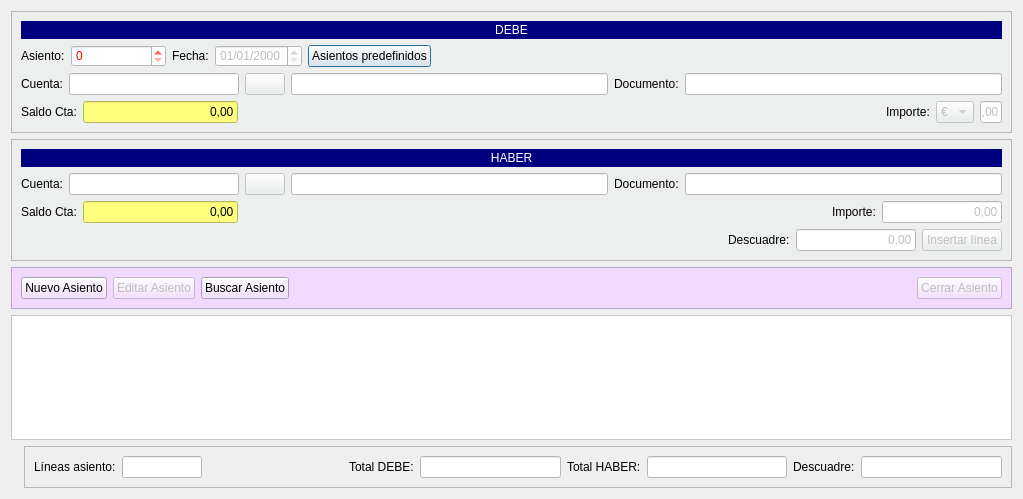
Before: the Qt Designer form Zona_Contabilidad/frmentrada_apuntes.ui in arcnexus/RedFoX, drawn with Qt 5.
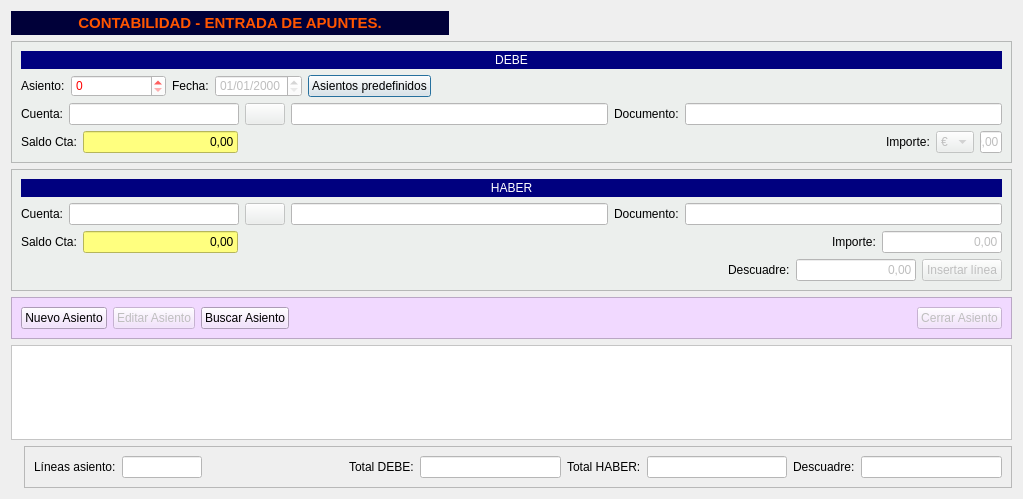
After: the same form once the commit is applied. Icons and pictures are not drawn.

What changed in the file:
```diff
--- a/Zona_Contabilidad/frmentrada_apuntes.ui
+++ b/Zona_Contabilidad/frmentrada_apuntes.ui
@@ -13,8 +13,33 @@
   <property name="windowTitle">
    <string>Dialog</string>
   </property>
-  <layout class="QGridLayout" name="gridLayout_3">
+  <layout class="QGridLayout" name="gridLayout_2">
    <item row="0" column="0" colspan="2">
+    <widget class="QLabel" name="label_70">
+     <property name="minimumSize">
+      <size>
+       <width>266</width>
+       <height>24</height>
+      </size>
+     </property>
+     <property name="maximumSize">
+      <size>
+       <width>438</width>
+       <height>25</height>
+      </size>
+     </property>
+     <property name="styleSheet">
+      <string notr="true">background-color: rgb(0, 0, 57);</string>
+     </property>
+     <property name="text">
+      <string>&lt;html&gt;&lt;head/&gt;&lt;body&gt;&lt;p&gt;&lt;span style=&quot; font-size:11pt; font-weight:600; color:#ff5500;&quot;&gt;CONTABILIDAD - ENTRADA DE APUNTES.&lt;/span&gt;&lt;/p&gt;&lt;/body&gt;&lt;/html&gt;</string>
+     </property>
+     <property name="alignment">
+      <set>Qt::AlignCenter</set>
+     </property>
+    </widget>
+   </item>
+   <item row="1" column="0" colspan="2">
     <widget class="QFrame" name="frame">
      <property name="styleSheet">
       <string notr="true">background-color: #ecefed;
@@ -285,7 +310,7 @@
      </layout>
     </widget>
    </item>
-   <item row="1" column="0" colspan="2">
+   <item row="2" column="0" colspan="2">
     <widget class="QFrame" name="frame_4">
      <property name="styleSheet">
       <string notr="true">background-color: #ecefed;</string>
@@ -529,7 +554,7 @@
      </layout>
     </widget>
    </item>
-   <item row="2" column="0" colspan="2">
+   <item row="3" column="0" colspan="2">
     <widget class="QFrame" name="frame_3">
      <property name="styleSheet">
       <string notr="true">background-color: rgb(241, 217, 255);</string>
@@ -631,7 +656,24 @@
      </layout>
     </widget>
    </item>
-   <item row="4" column="0">
+   <item row="4" column="0" colspan="2">
+    <widget class="QTableView" name="tabla_asientos">
+     <property name="styleSheet">
+      <string notr="true">background-color: rgb(255, 255, 255);
+alternate-background-color: rgb(255, 220, 255);</string>
+     </property>
+     <property name="alternatingRowColors">
+      <bool>true</bool>
+     </property>
+     <property name="selectionMode">
+      <enum>QAbstractItemView::SingleSelection</enum>
+     </property>
+     <property name="selectionBehavior">
+      <enum>QAbstractItemView::SelectRows</enum>
+     </property>
+    </widget>
+   </item>
+   <item row="5" column="0">
     <widget class="QLabel" name="label_7">
      <property name="maximumSize">
       <size>
@@ -650,7 +692,7 @@
      </property>
     </widget>
    </item>
-   <item row="4" column="1">
+   <item row="5" column="1">
     <widget class="QFrame" name="frame_2">
      <property name="frameShape">
       <enum>QFrame::StyledPanel</enum>
@@ -761,23 +803,6 @@
      </layout>
     </widget>
    </item>
-   <item row="3" column="0" colspan="2">
-    <widget class="QTableView" name="tabla_asientos">
-     <property name="styleSheet">
-      <string notr="true">background-color: rgb(255, 255, 255);
-alternate-background-color: rgb(255, 220, 255);</string>
-     </property>
-     <property name="alternatingRowColors">
-      <bool>true</bool>
-     </property>
-     <property name="selectionMode">
-      <enum>QAbstractItemView::SingleSelection</enum>
-     </property>
-     <property name="selectionBehavior">
-      <enum>QAbstractItemView::SelectRows</enum>
-     </property>
-    </widget>
-   </item>
   </layout>
   <zorder>tabla_asientos</zorder>
   <zorder>frame</zorder>
@@ -785,6 +810,7 @@
   <zorder>frame_2</zorder>
   <zorder>frame_3</zorder>
   <zorder>frame_4</zorder>
+  <zorder>label_70</zorder>
  </widget>
  <tabstops>
   <tabstop>txtfecha_asiento</tabstop>
```
